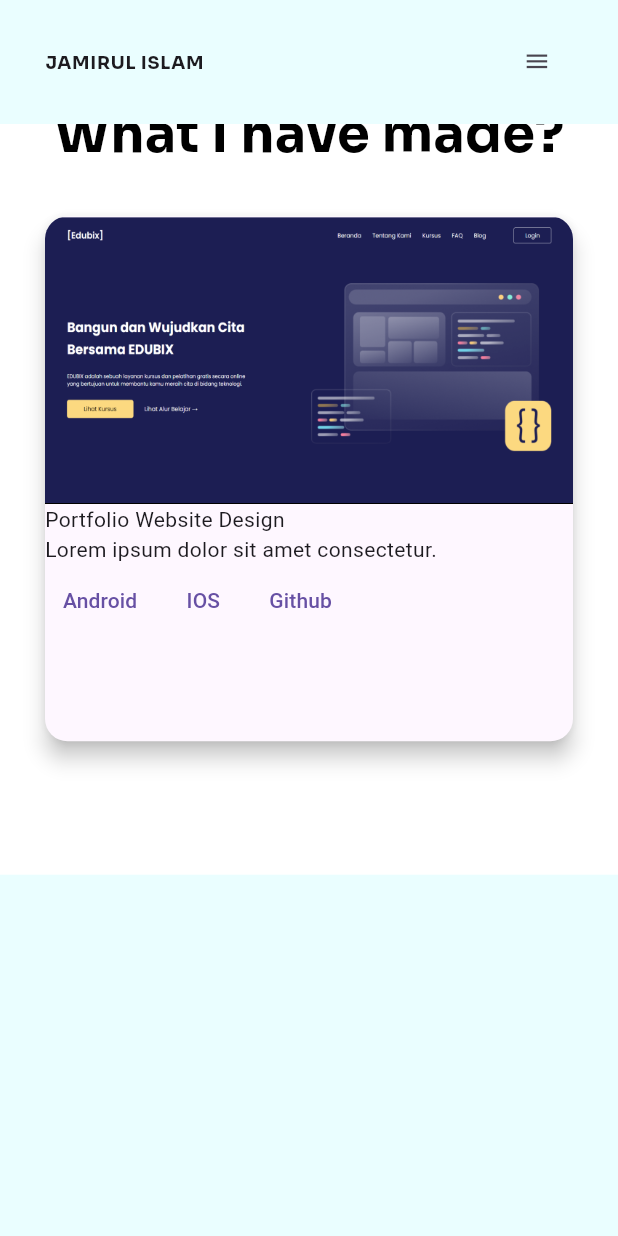
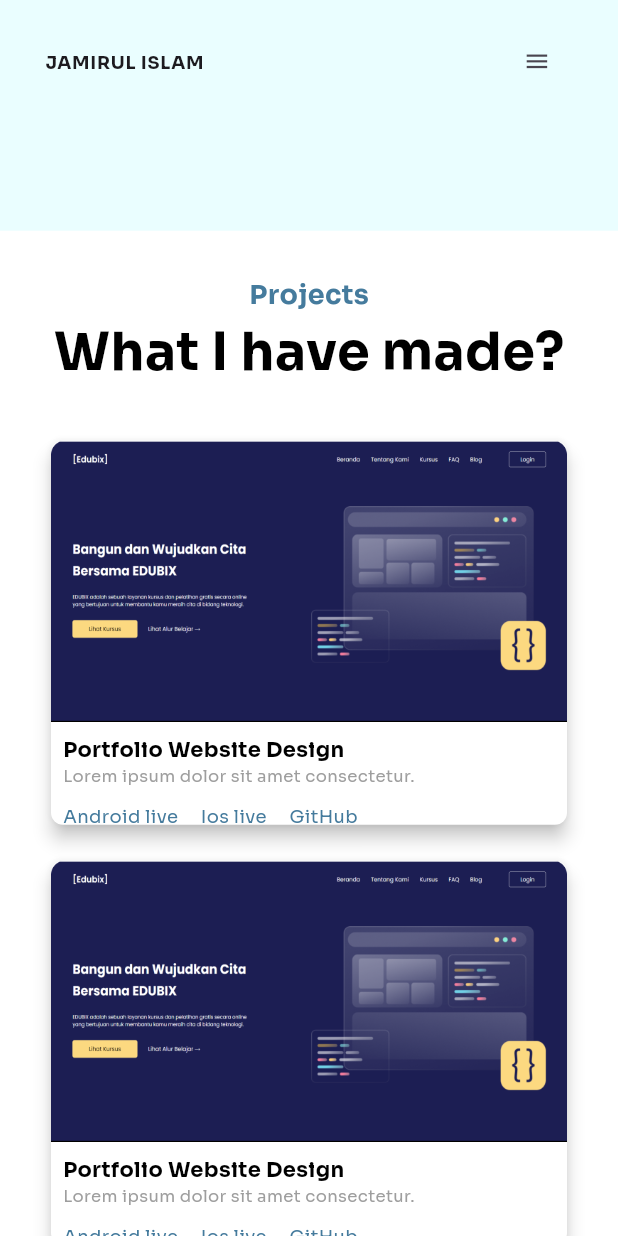
Before and after one commit to rowjoy/Protflio_website, a Flutter app: the screen it shows after launch, swiped to page 4, on a phone screen of 412 x 824 dp. Run offline on Flutter 3.47's test engine with Material 3 defaults, Android fonts, the light colour scheme and no system bars; drawn by our look-alikes of auto_size_text, flutter_animate; our stand-ins replace avatar_glow, flutter_riverpod, flutter_svg, google_fonts, hexcolor; missing offline and left inert: flutter_syntax_view.

Commit message:
Project section ready

```diff
--- a/analysis_options.yaml
+++ b/analysis_options.yaml
@@ -15,8 +15,9 @@ analyzer:
     must_be_immutable: ignore
     prefer_const_constructors: ignore
     prefer_const_literals_to_create_immutables: ignore
-    sized_box_for_whitespace: ignore
+    sized_box_for_whitespace: ignore ignore
     unnecessary_string_interpolations: ignore
+    unused_local_variable: ignore
 include: package:flutter_lints/flutter.yaml
 
 linter:
--- a/lib/base_section.dart
+++ b/lib/base_section.dart
@@ -61,7 +61,7 @@ class BaseSection extends StatelessWidget {
             ),
             ///[-------- About me -------------]
             Container(
-              height: context.webHight / 1.3,
+              //height: context.webHight * 0.9,
               decoration: BoxDecoration(
                 color: Colors.white,
               ),
@@ -72,17 +72,17 @@ class BaseSection extends StatelessWidget {
             ),
             ///[------------Skill Section--------------]
             Container(
-              height: context.webHight / 1.3,
+              height: context.webHight * 0.9,
               child: Padding(
                 padding: EdgeInsets.only(left: WebSizes.padding(context), right: WebSizes.padding(context)),
                 child: SkillSection(),
               ),
             ),
             Container(
-              height: context.webHight / 1.3,
+             // height: context.webHight / 1.3,
               color: WebColors.colorsWhite,
               child: Padding(
-                padding:  EdgeInsets.only(left: WebSizes.padding(context), right: WebSizes.padding(context)),
+                padding:  EdgeInsets.only(left: WebSizes.padding(context), right: WebSizes.padding(context), bottom:  WebSizes.padding(context),top: WebSizes.padding(context)),
                 child: ProjectSection(),
               ),
              // color: Colors.blue,
--- a/lib/core/theme.dart
+++ b/lib/core/theme.dart
@@ -5,8 +5,10 @@ import 'package:protflio_website/core/web_colors.dart';
 
 class TextStyleTheme {
   static smallText()=> GoogleFonts.sora(textStyle: TextStyle(fontSize: 18,color: WebColors.secendryColors,fontWeight: FontWeight.w700));
-  static smallText2()=> GoogleFonts.sora(textStyle: TextStyle(fontSize: 18,color: WebColors.secendryColors));
+  static smallText2()=> GoogleFonts.sora(textStyle: TextStyle(fontSize: 14,color: WebColors.backColors, fontWeight: FontWeight.bold));
+  static smallText3()=> GoogleFonts.sora(textStyle: TextStyle(fontSize: 11,color: Colors.grey, fontWeight: FontWeight.normal));
   static largeText()=> GoogleFonts.sora(textStyle:TextStyle(color: WebColors.backColors,fontSize: 35, fontWeight: FontWeight.bold),);
   static bodyText ()=> GoogleFonts.sora (textStyle : TextStyle(color: WebColors.backColors,fontSize: 15));
   static sKillText()=> GoogleFonts.sora(textStyle: TextStyle(fontSize: 18,color: WebColors.colorsWhite));
+  static viewButton()=> GoogleFonts.sora(textStyle: TextStyle(fontSize: 12,color: WebColors.secendryColors));
 }
--- a/lib/section/project_section.dart
+++ b/lib/section/project_section.dart
@@ -1,5 +1,6 @@
 import 'package:auto_size_text/auto_size_text.dart';
 import 'package:flutter/material.dart';
+import 'package:protflio_website/core/web_colors.dart';
 
 import '../core/theme.dart';
 
@@ -10,6 +11,15 @@ class ProjectSection extends StatelessWidget {
   Widget build(BuildContext context) {
     return LayoutBuilder(
       builder: (BuildContext context, BoxConstraints boxConstraints){
+        // Determine the number of columns based on screen width
+          int crossAxisCount = 3;
+          if (boxConstraints.maxWidth > 1200) {
+            crossAxisCount = 3; // Desktop
+          } else if (boxConstraints.maxWidth > 800) {
+            crossAxisCount = 2; // Tablet
+          } else {
+            crossAxisCount = 1; // Mobile
+          }
         return Column(
           crossAxisAlignment: CrossAxisAlignment.center,
           mainAxisAlignment: MainAxisAlignment.center,
@@ -21,55 +31,72 @@ class ProjectSection extends StatelessWidget {
                style: TextStyleTheme.largeText(),
              ),
              SizedBox(height: 30),
-             Material(
-               elevation: 6,
+             GridView.builder(
+              shrinkWrap: true,
+              gridDelegate: SliverGridDelegateWithFixedCrossAxisCount(
+                crossAxisCount: crossAxisCount,
+                crossAxisSpacing: 16.0,
+                mainAxisSpacing: 16.0,
+                childAspectRatio: 4 / 3,
+              ),
+              itemCount: 12, // Replace with your item count
+              itemBuilder: (context, index) {
+                return Card(
+                  elevation: 5,
+                  color: WebColors.colorsWhite,
                   shape: RoundedRectangleBorder(
-                 borderRadius: BorderRadius.circular(15),
-               ),
-               child: Container(
-                 height: 350,
-                 width: 430,
-                 decoration: BoxDecoration(
-                   borderRadius: BorderRadius.circular(15),
+                    borderRadius: BorderRadius.circular(8),
                   ),
                   child: Column(
+                    crossAxisAlignment: CrossAxisAlignment.start,
                     children: [
                         ClipRRect(
                           borderRadius: BorderRadius.only(
-                        topLeft: Radius.circular(15),
-                        topRight: Radius.circular(15),
+                            topLeft: Radius.circular(5),
+                            topRight: Radius.circular(5),
                           ),
-                      child: Image.asset("assets/demo_images.png", scale: 3,)
+                          child: Image.asset("assets/demo_images.png")
+                        ),
+                        Padding(
+                          padding: const EdgeInsets.all(8.0),
+                          child: Column(
+                            crossAxisAlignment: CrossAxisAlignment.start,
+                            children: [
+                               Text("Portfolio Website Design",
+                                  style: TextStyleTheme.smallText2(),
+                               ),
+                               Text("Lorem ipsum dolor sit amet consectetur.",
+                                  style: TextStyleTheme.smallText3(),
+                               ),
+                               SizedBox(height: 10,),
+                               Row(
+                                 children: [
+                                    InkWell(
+                                      onTap: (){},
+                                      child: Text("Android live",style: TextStyleTheme.viewButton(),)
+                                    ),
+                                    SizedBox(width: 15,),
+                                    InkWell(
+                                      onTap: (){},
+                                      child: Text("Ios live",style: TextStyleTheme.viewButton())
+                                    ),
+                                    SizedBox(width: 15,),
+                                    InkWell(
+                                      onTap: () {
+
+                                      },
+                                      child: Text("GitHub",style: TextStyleTheme.viewButton())
                                     ),
 
-                    Column(
-                      mainAxisAlignment: MainAxisAlignment.spaceBetween,
-                      crossAxisAlignment: CrossAxisAlignment.start,
-                      children: [
-                        Text("Portfolio Website Design"),
-                        Text("Lorem ipsum dolor sit amet consectetur."),
-                        Row(
-                          children: [
-                            TextButton(
-                              onPressed: (){},
-                              child: Text("Android")
-                            ),
-                            TextButton(
-                              onPressed: (){},
-                              child: Text("IOS")
-                            ),
-                              TextButton(
-                              onPressed: (){},
-                              child: Text("Github"),
-                            ),
                                  ],
                                ),
                             ],
                           ),
-
+                        ),
                     ],
                   ),
-               ),
+                );
+              },
             ),
           ],
         );
--- a/lib/style_section/home_component.dart
+++ b/lib/style_section/home_component.dart
@@ -2,7 +2,6 @@
 
 // ignore_for_file: sized_box_for_whitespace, prefer_const_constructors
 
-import 'package:animate_text/animate_text.dart';
 import 'package:auto_size_text/auto_size_text.dart';
 import 'package:avatar_glow/avatar_glow.dart';
 import 'package:flutter/material.dart';
@@ -223,16 +222,16 @@ class NameText extends StatelessWidget {
 
   @override
   Widget build(BuildContext context) {
-    // return AutoSizeText("Jamirul Islam Joy",
-    //   style: TextStyleTheme.largeText(),
-    // );
-  return AnimateText(
-      "Jamirul Islam Joy",
-      style:  TextStyleTheme.largeText(),
-      type: AnimateTextType.leftToRight,
-      isRepeat: false,
-      speed: AnimateTextSpeed.slow,
+    return AutoSizeText("Jamirul Islam Joy",
+      style: TextStyleTheme.largeText(),
     );
+  // return AnimateText(
+  //     "Jamirul Islam Joy",
+  //     style:  TextStyleTheme.largeText(),
+  //     type: AnimateTextType.leftToRight,
+  //     isRepeat: false,
+  //     speed: AnimateTextSpeed.slow,
+  //   );
   }
 }
 
```
Lines whose indentation alone changed are shown as unchanged.
